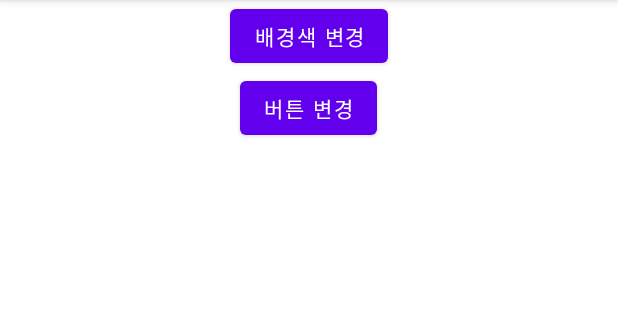
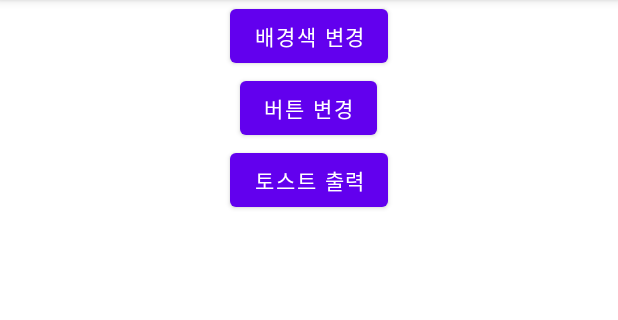
Before and after one commit to jihye1012/Mirim_Project_0726_02, an Android app: the screen it shows after launch (MainActivity), on a phone screen of 412 x 824 dp, the part 84-404 px from its top. Run offline under Robolectric (Android 15) with nearby library versions, the phone set to English and light mode, and no system bars.

Commit message:
toast 위치 변경

```diff
--- a/app/src/main/java/kr/hs/emirim/s2127/mirim_project_0726_02/MainActivity.java
+++ b/app/src/main/java/kr/hs/emirim/s2127/mirim_project_0726_02/MainActivity.java
@@ -6,11 +6,13 @@ import androidx.appcompat.app.AppCompatActivity;
 import android.graphics.Color;
 import android.os.Bundle;
 import android.view.ContextMenu;
+import android.view.Gravity;
 import android.view.MenuInflater;
 import android.view.MenuItem;
 import android.view.View;
 import android.widget.Button;
 import android.widget.LinearLayout;
+import android.widget.Toast;
 
 public class MainActivity extends AppCompatActivity {
     LinearLayout linear;
@@ -25,7 +27,17 @@ public class MainActivity extends AppCompatActivity {
         btn2= findViewById(R.id.btn_change);
         registerForContextMenu(btn1);
         registerForContextMenu(btn2);
+        Button btn3=findViewById(R.id.btn_toast);
+        btn3.setOnClickListener(toastListner);
     }
+    View.OnClickListener toastListner =new View.OnClickListener() {
+        @Override
+        public void onClick(View view) {
+            Toast t= Toast.makeText(MainActivity.this, "토스트 위치 변경 연습",Toast.LENGTH_SHORT);
+            t.setGravity(Gravity.CENTER,0,0);
+            t.show();
+        }
+    };
 
     @Override
     public void onCreateContextMenu(ContextMenu menu, View v, ContextMenu.ContextMenuInfo menuInfo) {
--- a/app/src/main/res/layout/activity_main.xml
+++ b/app/src/main/res/layout/activity_main.xml
@@ -19,6 +19,11 @@
         android:layout_width="wrap_content"
         android:layout_height="wrap_content"
         android:text="버튼 변경"/>
+    <Button
+        android:id="@+id/btn_toast"
+        android:layout_width="wrap_content"
+        android:layout_height="wrap_content"
+        android:text="토스트 출력"/>
 
 
 
```
